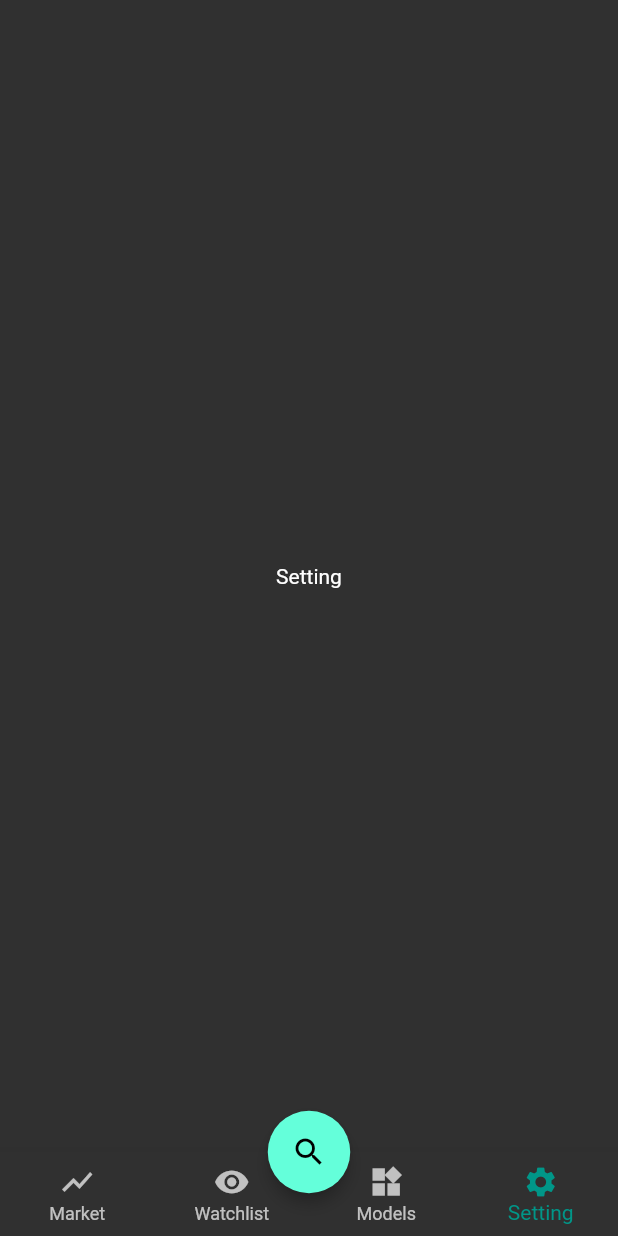
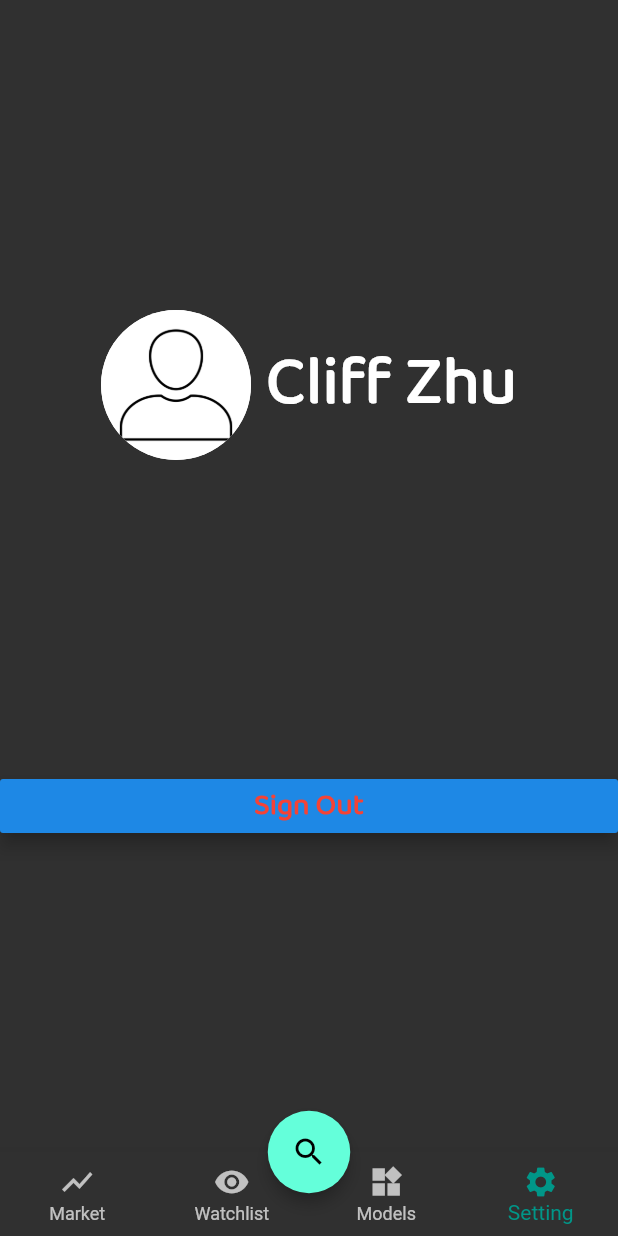
Before and after one commit to tzcliff/Stock-Ticker, a Flutter app: the HomeScreen screen opened by its route, item 4 of the bottom bar chosen, on a phone screen of 412 x 824 dp. Run offline on Flutter 3.47's test engine with Material 2 defaults, Android fonts, the phone set to English and light mode, and no system bars; our stand-ins replace animated_text_kit, firebase_auth, modal_progress_hud; accounts and stored records are empty.

Commit message:
sign out

```diff
--- a/flutter_module/lib/main.dart
+++ b/flutter_module/lib/main.dart
@@ -10,9 +10,9 @@ import 'package:fluttermodule/screens/welcome_screen.dart';
 
 void main() {
   runApp(MaterialApp(
-    home: HomeScreen(),
+    home: WelcomeScreen(),
     theme: ThemeData.dark(),
-    initialRoute: HomeScreen.id,
+    initialRoute: WelcomeScreen.id,
     routes: {
       LoginScreen.id: (context) => LoginScreen(),
       MarketScreen.id: (context) => MarketScreen(),
--- a/flutter_module/lib/screens/home_screen.dart
+++ b/flutter_module/lib/screens/home_screen.dart
@@ -5,6 +5,7 @@ import 'package:fluttermodule/screens/model_screen.dart';
 import 'package:fluttermodule/screens/search_stock_screen.dart';
 import 'package:fluttermodule/screens/setting_screen.dart';
 import 'package:fluttermodule/screens/watchlist_screen.dart';
+import 'package:firebase_auth/firebase_auth.dart';
 
 class HomeScreen extends StatefulWidget {
   static String id = 'home_screen';
--- a/flutter_module/lib/screens/setting_screen.dart
+++ b/flutter_module/lib/screens/setting_screen.dart
@@ -1,4 +1,7 @@
 import 'package:flutter/material.dart';
+import 'package:fluttermodule/constants.dart';
+import 'package:firebase_auth/firebase_auth.dart';
+import 'package:fluttermodule/screens/welcome_screen.dart';
 
 class SettingScreen extends StatefulWidget {
   @override
@@ -6,8 +9,39 @@ class SettingScreen extends StatefulWidget {
 }
 
 class _SettingScreenState extends State<SettingScreen> {
+  final _auth = FirebaseAuth.instance;
   @override
   Widget build(BuildContext context) {
-    return Center(child: Text('Setting'));
+    return Column(
+      mainAxisAlignment: MainAxisAlignment.spaceEvenly,
+      crossAxisAlignment: CrossAxisAlignment.stretch,
+      children: <Widget>[
+        Row(
+          mainAxisAlignment: MainAxisAlignment.center,
+          children: <Widget>[
+            CircleAvatar(
+              radius: 50.0,
+              backgroundColor: Colors.white,
+              backgroundImage: AssetImage('images/profile.jpg'),
+            ),
+            SizedBox(
+              width: 10,
+            ),
+            Text("Cliff Zhu", style: kMainTextStyle),
+          ],
+        ),
+        RaisedButton(
+          elevation: 5,
+          onPressed: () {
+            _auth.signOut();
+            Navigator.pushNamed(context, WelcomeScreen.id);
+          },
+          child: Text(
+            'Sign Out',
+            style: kPriceTextStyle.copyWith(color: Colors.red),
+          ),
+        ),
+      ],
+    );
   }
 }
```
Also changed, not shown: flutter_module/images/profile.jpg (added).
